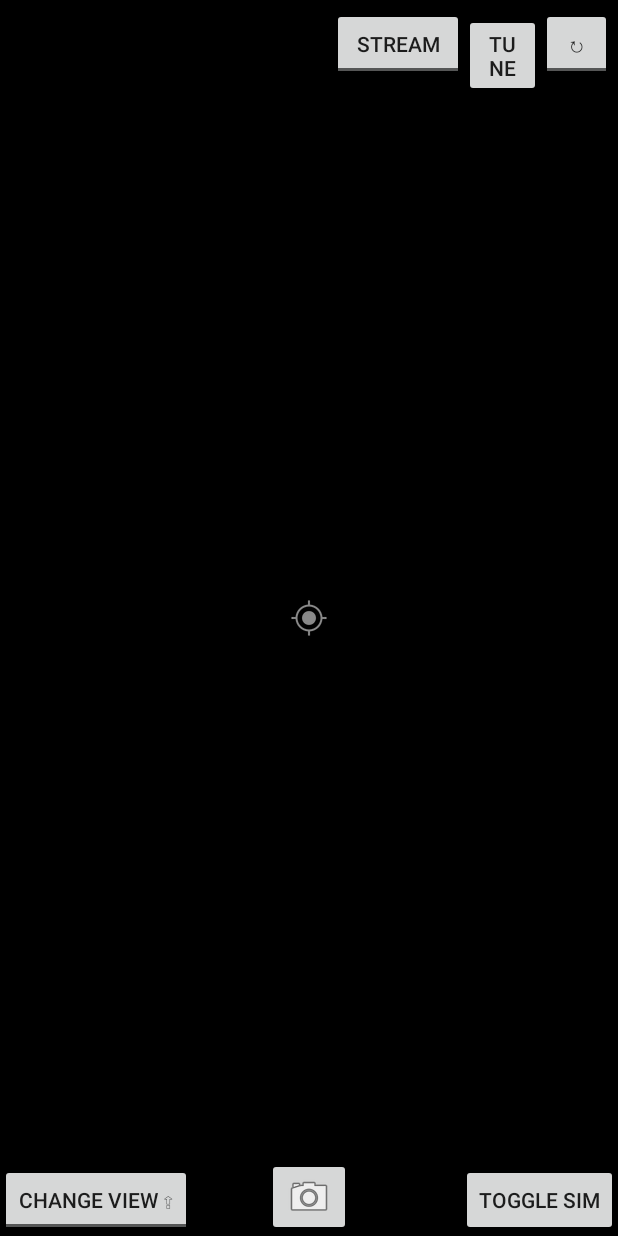
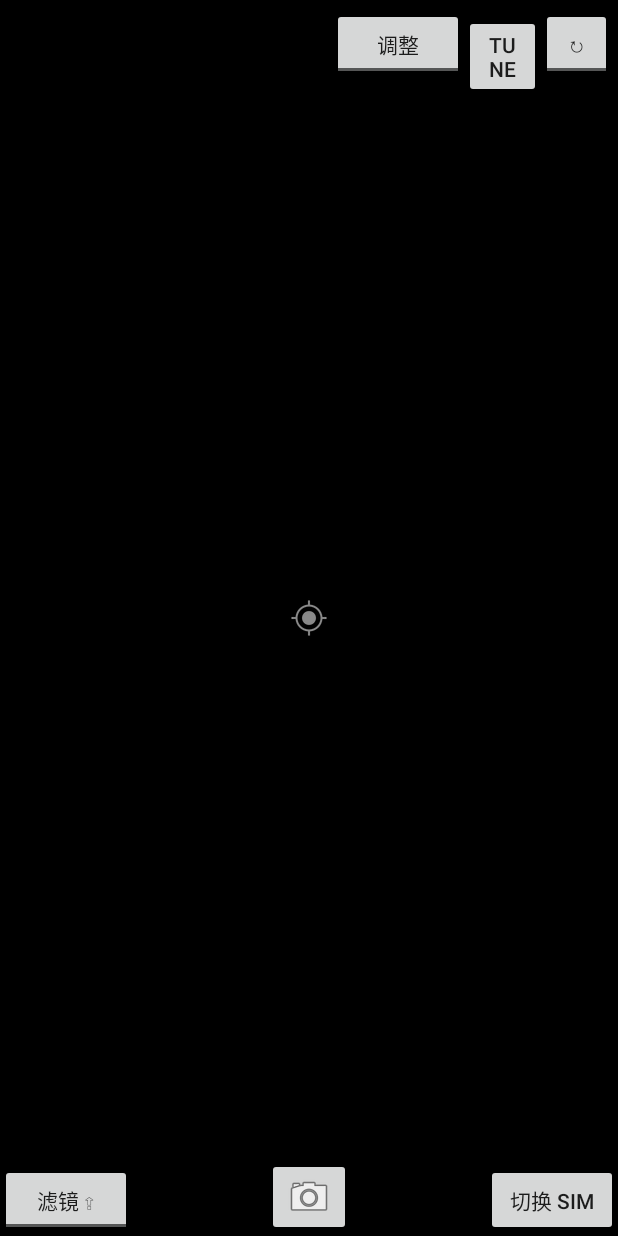
Before and after one commit to Txiaozhe/flir-one, an Android app: the layout activity_preview.xml on its own in the app's theme, with its tools: preview values and no code run, on a phone screen of 412 x 824 dp. Run offline under Robolectric (Android 15) with nearby library versions, the phone set to English and light mode, and no system bars.

Commit message:
滤镜布局完成

```diff
--- a/app/src/main/res/layout/activity_preview.xml
+++ b/app/src/main/res/layout/activity_preview.xml
@@ -1,49 +1,57 @@
 <FrameLayout xmlns:android="http://schemas.android.com/apk/res/android"
-    xmlns:tools="http://schemas.android.com/tools" android:layout_width="match_parent"
-    android:layout_height="match_parent" android:background="@android:color/background_dark"
+    xmlns:tools="http://schemas.android.com/tools"
+    android:id="@+id/topView"
+    android:layout_width="match_parent"
+    android:layout_height="match_parent"
+    android:background="@android:color/background_dark"
+    android:keepScreenOn="true"
     android:orientation="vertical"
-    tools:context=".PreviewActivity" android:keepScreenOn="true" android:id="@+id/topView"
-    android:touchscreenBlocksFocus="false">
-
-
+    android:touchscreenBlocksFocus="false"
+    tools:context=".PreviewActivity">
 
 
     <!-- This FrameLayout insets its children based on system windows using
          android:fitsSystemWindows. -->
     <ImageView
+        android:id="@+id/imageView"
         android:layout_width="fill_parent"
         android:layout_height="fill_parent"
-        android:id="@+id/imageView"
         android:layout_gravity="center_horizontal|top"
         android:focusable="false"
         android:focusableInTouchMode="false"
         android:scaleType="fitCenter" />
 
-    <FrameLayout android:layout_width="match_parent" android:layout_height="match_parent"
-        android:fitsSystemWindows="true"
-        android:id="@+id/fullscreen_content">
+    <FrameLayout
+        android:id="@+id/fullscreen_content"
+        android:layout_width="match_parent"
+        android:layout_height="match_parent"
+        android:fitsSystemWindows="true">
+
         <LinearLayout
-            android:id="@+id/fullscreen_content_controls_top" style="@android:style/ButtonBar"
+            android:id="@+id/fullscreen_content_controls_top"
+            style="@android:style/ButtonBar"
             android:layout_width="match_parent"
             android:layout_height="wrap_content"
-            android:layout_gravity="top|center_horizontal" android:orientation="horizontal"
-            tools:ignore="UselessParent"
-            android:background="@color/black_overlay">
+            android:layout_gravity="top|center_horizontal"
+            android:background="@color/black_overlay"
+            android:orientation="horizontal"
+            tools:ignore="UselessParent">
+
             <TextView
+                android:id="@+id/batteryLabelTextView"
+                style="?actionMenuTextAppearance"
                 android:layout_width="wrap_content"
                 android:layout_height="wrap_content"
-                android:textAppearance="?android:attr/textAppearanceMedium"
-                android:text="@string/battery_label_cn"
-                android:id="@+id/batteryLabelTextView"
+                android:layout_gravity="left|center_vertical"
                 android:layout_margin="8dp"
                 android:layout_weight="0"
-                android:layout_gravity="left|center_vertical"
-                style="?actionMenuTextAppearance"/>
+                android:text="@string/battery_label_cn"
+                android:textAppearance="?android:attr/textAppearanceMedium" />
 
             <ImageView
+                android:id="@+id/batteryChargeIndicator"
                 android:layout_width="wrap_content"
                 android:layout_height="wrap_content"
-                android:id="@+id/batteryChargeIndicator"
                 android:layout_gravity="left|center_vertical"
                 android:layout_weight="0"
                 android:src="@android:drawable/ic_lock_idle_charging"
@@ -51,174 +59,183 @@
                 android:visibility="gone" />
 
             <TextView
+                android:id="@+id/batteryLevelTextView"
                 android:layout_width="wrap_content"
                 android:layout_height="wrap_content"
-                android:textAppearance="?android:attr/textAppearanceMedium"
-                android:id="@+id/batteryLevelTextView"
+                android:layout_gravity="left|center_vertical"
                 android:layout_weight="0.48"
-                android:layout_gravity="left|center_vertical"
-                android:text="--" />
+                android:text="--"
+                android:textAppearance="?android:attr/textAppearanceMedium" />
 
             <ToggleButton
+                android:id="@+id/chargeCableToggle"
                 android:layout_width="wrap_content"
                 android:layout_height="wrap_content"
-                android:text="Cable"
-                android:id="@+id/chargeCableToggle"
                 android:layout_weight="0.10"
                 android:checked="false"
-                android:visibility="invisible"
-                android:onClick="onSimulatedChargeCableToggleClicked" />
+                android:onClick="onSimulatedChargeCableToggleClicked"
+                android:text="Cable"
+                android:visibility="invisible" />
 
             <ToggleButton
+                android:id="@+id/streamButton"
+                style="?metaButtonBarButtonStyle"
                 android:layout_width="wrap_content"
                 android:layout_height="wrap_content"
-                android:id="@+id/streamButton"
-                style="?metaButtonBarButtonStyle"
-                android:textOff="@string/startNetStream"
-                android:textOn="@string/stopNetStream"
-                android:onClick="onNetStreamClicked"/>
+                android:onClick="onNetStreamClicked"
+                android:textOff="@string/startNetStream_cn"
+                android:textOn="@string/stopNetStream_cn" />
 
             <Button
-                android:layout_width="51dp" style="?metaButtonBarButtonStyle"
+                android:id="@+id/tuneButton"
+                style="?metaButtonBarButtonStyle"
+                android:layout_width="51dp"
                 android:layout_height="wrap_content"
-                android:text="@string/performTuning_cn"
-                android:id="@+id/tuneButton"
-                android:onClick="onTuneClicked" />
+                android:onClick="onTuneClicked"
+                android:text="@string/performTuning_cn" />
 
             <ToggleButton
+                android:id="@+id/switch_rotate"
+                style="?metaButtonBarButtonStyle"
                 android:layout_width="47dp"
                 android:layout_height="wrap_content"
+                android:layout_gravity="right"
+                android:onClick="onRotateClicked"
                 android:text="@string/rotate_on_cn"
-                android:id="@+id/switch_rotate"
-                android:onClick="onRotateClicked"
-                android:layout_gravity="right"
                 android:textOff="@string/rotate_off_cn"
-                android:textOn="@string/rotate_on_cn"
-                style="?metaButtonBarButtonStyle" />
+                android:textOn="@string/rotate_on_cn" />
 
 
         </LinearLayout>
-        <FrameLayout android:id="@+id/fullscreen_content_controls" style="?metaButtonBarStyle"
-            android:layout_width="match_parent" android:layout_height="wrap_content"
+
+        <FrameLayout
+            android:id="@+id/fullscreen_content_controls"
+            style="?metaButtonBarStyle"
+            android:layout_width="match_parent"
+            android:layout_height="wrap_content"
             android:layout_gravity="bottom|center_horizontal"
             android:background="@color/black_overlay"
-            tools:ignore="UselessParent"
             android:columnCount="3"
-            android:rowCount="2">
+            android:rowCount="2"
+            tools:ignore="UselessParent">
+
             <LinearLayout
-                android:orientation="horizontal"
+                android:id="@+id/imageTypeListContainer"
                 android:layout_width="fill_parent"
                 android:layout_height="wrap_content"
                 android:layout_gravity="center_horizontal|bottom"
                 android:baselineAligned="false"
-                android:id="@+id/imageTypeListContainer"
                 android:focusableInTouchMode="false"
+                android:orientation="horizontal"
                 android:visibility="gone">
 
                 <ListView
-                    android:layout_width="wrap_content"
+                    android:id="@+id/paletteListView"
+                    android:layout_width="100dp"
                     android:layout_height="wrap_content"
-                    android:id="@+id/imageTypeListView"
-                    android:layout_gravity="center_vertical|bottom|left"
+                    android:layout_gravity="bottom|right"
                     android:layout_marginBottom="60dp"
-                    android:textAppearance="?android:attr/textAppearanceLarge"
                     android:alpha="0.9"
-                    android:layout_weight="0.25"
                     android:choiceMode="singleChoice"
                     android:clickable="true"
-                    android:dividerHeight="0dp" />
+                    android:dividerHeight="0dp"
+                    android:textAppearance="?android:attr/textAppearanceLarge" />
 
-                <ListView
-                    android:layout_width="wrap_content"
+                <GridView
+                    android:id="@+id/paletteGridView"
+                    android:layout_width="0dp"
+                    android:layout_weight="1.0"
                     android:layout_height="wrap_content"
-                    android:id="@+id/paletteListView"
-                    android:layout_marginBottom="60dp"
-                    android:alpha="0.9"
-                    android:layout_gravity="bottom|right"
-                    android:layout_weight="0.75"
-                    android:choiceMode="singleChoice"
-                    android:textAppearance="?android:attr/textAppearanceLarge"
-                    android:clickable="true"
-                    android:dividerHeight="0dp" />
+                    android:columnWidth="80dp"
+                    android:numColumns="3"
+                    android:stretchMode="columnWidth"
+                    android:verticalSpacing="10dp"
+                    android:horizontalSpacing="10dp"/>
             </LinearLayout>
 
-            <ImageButton style="?metaButtonBarButtonStyle"
+            <ImageButton
+                android:id="@+id/imageButton"
+                style="?metaButtonBarButtonStyle"
                 android:layout_width="wrap_content"
                 android:layout_height="wrap_content"
-                android:id="@+id/imageButton"
+                android:layout_gravity="center_horizontal|bottom"
                 android:layout_weight="0.33"
                 android:onClick="onCaptureImageClicked"
-                android:src="@android:drawable/ic_menu_camera"
-                android:layout_gravity="center_horizontal|bottom" />
+                android:src="@android:drawable/ic_menu_camera" />
 
-            <ToggleButton android:id="@+id/change_view_button" style="?metaButtonBarButtonStyle"
-                android:layout_width="wrap_content" android:layout_height="wrap_content"
-                android:layout_weight="0.33" android:textOff="@string/change_view"
-                android:textOn="@string/change_view_retract"
+            <ToggleButton
+                android:id="@+id/change_view_button"
+                style="?metaButtonBarButtonStyle"
+                android:layout_width="wrap_content"
+                android:layout_height="wrap_content"
+                android:layout_gravity="bottom|left"
+                android:layout_weight="0.33"
                 android:onClick="onChangeViewClicked"
-                android:layout_gravity="bottom|left" />
+                android:textOff="@string/change_view_cn"
+                android:textOn="@string/change_view_retract_cn" />
 
             <Button
-                android:layout_width="wrap_content" style="?metaButtonBarButtonStyle"
+                android:id="@+id/connect_sim_button"
+                style="?metaButtonBarButtonStyle"
+                android:layout_width="wrap_content"
                 android:layout_height="wrap_content"
-                android:text="@string/connectSim"
-                android:id="@+id/connect_sim_button"
+                android:layout_gravity="center_horizontal|bottom|right"
                 android:onClick="onConnectSimClicked"
-                android:layout_gravity="center_horizontal|bottom|right" />
+                android:text="@string/connectSim_cn" />
 
 
         </FrameLayout>
 
         <ProgressBar
+            android:id="@+id/tuningProgressBar"
             style="?android:attr/progressBarStyle"
             android:layout_width="wrap_content"
             android:layout_height="wrap_content"
-            android:id="@+id/tuningProgressBar"
             android:layout_gravity="center"
             android:visibility="gone" />
 
         <TextView
+            android:id="@+id/tuningTextView"
             android:layout_width="wrap_content"
             android:layout_height="wrap_content"
-            android:textAppearance="?android:attr/textAppearanceMedium"
-            android:text="@string/txtTuning_cn"
-            android:id="@+id/tuningTextView"
-            android:labelFor="@id/tuningProgressBar"
             android:layout_gravity="center"
             android:layout_marginTop="36dp"
+            android:labelFor="@id/tuningProgressBar"
+            android:text="@string/txtTuning_cn"
+            android:textAppearance="?android:attr/textAppearanceMedium"
             android:visibility="gone" />
 
         <TextView
+            android:id="@+id/pleaseConnect"
             android:layout_width="wrap_content"
             android:layout_height="wrap_content"
-            android:textAppearance="?android:attr/textAppearanceLarge"
-            android:text="@string/Please_Connect_FLIR_One"
-            android:id="@+id/pleaseConnect"
             android:layout_gravity="center"
             android:layout_marginTop="90dp"
+            android:text="@string/Please_Connect_FLIR_One"
+            android:textAppearance="?android:attr/textAppearanceLarge"
             android:visibility="gone" />
 
 
     </FrameLayout>
 
     <ImageView
+        android:id="@+id/spotMeterIcon"
         android:layout_width="wrap_content"
         android:layout_height="wrap_content"
-        android:id="@+id/spotMeterIcon"
         android:layout_gravity="center"
-        android:src="@android:drawable/ic_menu_mylocation"
-        android:alpha="0.9" />
+        android:alpha="0.9"
+        android:src="@android:drawable/ic_menu_mylocation" />
 
     <TextView
+        android:id="@+id/spotMeterValue"
         android:layout_width="wrap_content"
         android:layout_height="wrap_content"
-        android:textAppearance="?android:attr/textAppearanceSmall"
-        android:id="@+id/spotMeterValue"
         android:layout_gravity="center"
         android:alpha="0.9"
         android:paddingTop="39dp"
         android:shadowColor="#000000"
         android:shadowDx="0"
         android:shadowDy="0"
-        android:shadowRadius="3"/>
+        android:shadowRadius="3"
+        android:textAppearance="?android:attr/textAppearanceSmall" />
 </FrameLayout>
--- a/app/src/main/res/values/strings.xml
+++ b/app/src/main/res/values/strings.xml
@@ -14,15 +14,15 @@
     <string name="stopNetStream">Disconnect</string>
 
     <string name="app_name_cn">FLIR ONE 热成像仪</string>
-    <string name="change_view_cn">切换视图 \u21EA</string>
-    <string name="change_view_retract_cn">切换视图 \u21B2</string>
+    <string name="change_view_cn">滤镜 \u21EA</string>
+    <string name="change_view_retract_cn">滤镜 \u21B2</string>
     <string name="connectSim_cn">切换 Sim</string>
     <string name="performTuning_cn">Tune</string>
     <string name="rotate_on_cn">\u21BA</string>
     <string name="rotate_off_cn">\u21BB</string>
-    <string name="battery_label_cn">Batt:</string>
-    <string name="txtTuning_cn">正在开启...</string>
-    <string name="startNetStream_cn">Stream</string>
+    <string name="battery_label_cn">电池:</string>
+    <string name="txtTuning_cn">加载中...</string>
+    <string name="startNetStream_cn">调整</string>
     <string name="stopNetStream_cn">断开连接</string>
 
     <string name="Please_Connect_FLIR_One" >请连接一个FLIR One设备</string>
```
Also changed, not shown: app/src/main/java/com/flir/flironeexampleapplication/PreviewActivity.java (+24 -18 lines), app/src/main/java/com/flir/flironeexampleapplication/util/GridAdapter.java (added, +83 -0 lines), app/src/main/res/layout/palettegridviewitem.xml (added, +18 -0 lines).
